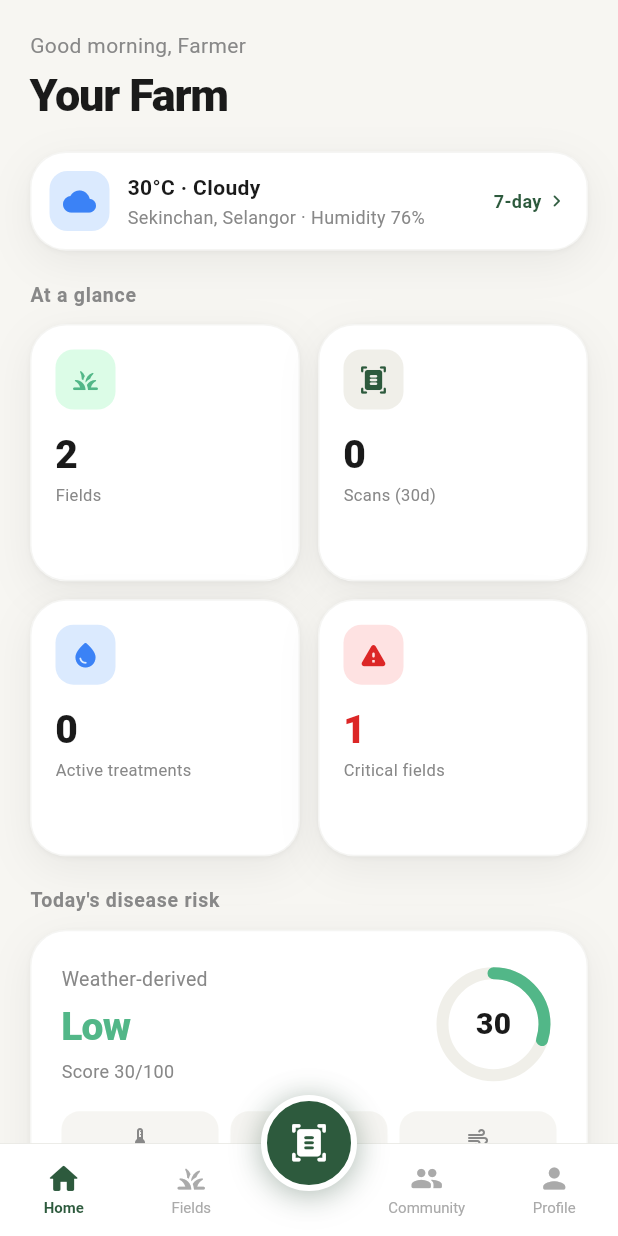
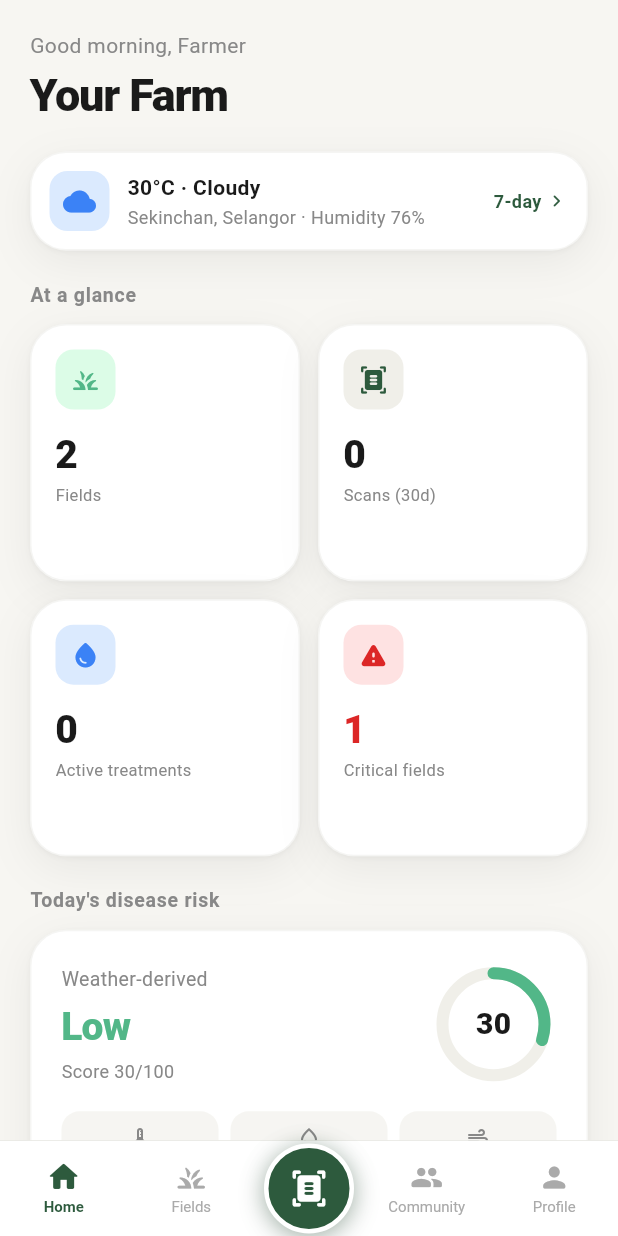
Before and after one commit to fahmireton/InnoGRO, a Flutter app: the screen it shows after launch, on a phone screen of 412 x 824 dp. Run offline on Flutter 3.47's test engine with Material 3 defaults, Android fonts, the phone set to English and light mode, and no system bars; our stand-ins replace image_picker.

Commit message:
Fix scan button centering and implement dark/light mode
- Center scan button within nav bar (not floating above)
- Add BuildContext extension for theme-aware colors
- Add dark mode color constants (darkSecondary, darkBorder, etc.)
- Update all 13 screens to use context.bg/card/secondary/border
- Nav bar uses context.card/border for dark mode support

```diff
--- a/lib/screens/home_screen.dart
+++ b/lib/screens/home_screen.dart
@@ -56,7 +56,7 @@ class _HomeScreenState extends State<HomeScreen> with SingleTickerProviderStateM
   @override
   Widget build(BuildContext context) {
     return Scaffold(
-      backgroundColor: AppColors.bg,
+      backgroundColor: context.bg,
       body: SafeArea(
         child: ListView(
           padding: const EdgeInsets.only(bottom: 120),
@@ -154,10 +154,10 @@ class _Section extends StatelessWidget {
 
 // ── Card helper ──────────────────────────────────────────────────────────────
 
-BoxDecoration _cardDecoration({double radius = 24}) => BoxDecoration(
-  color: Colors.white,
+BoxDecoration _cardDecoration(BuildContext context, {double radius = 24}) => BoxDecoration(
+  color: context.card,
   borderRadius: BorderRadius.circular(radius),
-  border: Border.all(color: AppColors.border.withValues(alpha: 0.4)),
+  border: Border.all(color: context.border.withValues(alpha: 0.4)),
   boxShadow: [
     BoxShadow(color: Colors.black.withValues(alpha: 0.04), blurRadius: 2, offset: const Offset(0, 1)),
     BoxShadow(color: Colors.black.withValues(alpha: 0.06), blurRadius: 24, offset: const Offset(0, 8)),
@@ -173,7 +173,7 @@ class _WeatherCard extends StatelessWidget {
       onTap: () => Navigator.push(context, slideRoute(const WeatherDetailScreen())),
       child: Container(
         padding: const EdgeInsets.all(12),
-        decoration: _cardDecoration(),
+        decoration: _cardDecoration(context),
         child: Row(children: [
           Container(
             width: 40, height: 40,
@@ -223,7 +223,7 @@ class _GlanceGrid extends StatelessWidget {
       childAspectRatio: 1.05,
       children: items.map((item) => Container(
         padding: const EdgeInsets.all(16),
-        decoration: _cardDecoration(),
+        decoration: _cardDecoration(context),
         child: Column(crossAxisAlignment: CrossAxisAlignment.start, children: [
           Container(
             width: 40, height: 40,
@@ -267,7 +267,7 @@ class _DiseaseRiskCard extends StatelessWidget {
   Widget build(BuildContext context) {
     return Container(
       padding: const EdgeInsets.all(20),
-      decoration: _cardDecoration(),
+      decoration: _cardDecoration(context),
       child: Column(children: [
         Row(children: [
           Expanded(child: Column(crossAxisAlignment: CrossAxisAlignment.start, children: [
@@ -285,21 +285,21 @@ class _DiseaseRiskCard extends StatelessWidget {
         ]),
         const SizedBox(height: 16),
         Row(children: [
-          Expanded(child: _mini(Icons.thermostat_rounded, '30°', 'Temp')),
+          Expanded(child: _mini(context, Icons.thermostat_rounded, '30°', 'Temp')),
           const SizedBox(width: 8),
-          Expanded(child: _mini(Icons.water_drop_outlined, '76%', 'Humidity')),
+          Expanded(child: _mini(context, Icons.water_drop_outlined, '76%', 'Humidity')),
           const SizedBox(width: 8),
-          Expanded(child: _mini(Icons.air_rounded, '9 km/h', 'Wind')),
+          Expanded(child: _mini(context, Icons.air_rounded, '9 km/h', 'Wind')),
         ]),
       ]),
     );
   }
 
-  Widget _mini(IconData icon, String value, String label) {
+  Widget _mini(BuildContext context, IconData icon, String value, String label) {
     return Container(
       padding: const EdgeInsets.symmetric(vertical: 10, horizontal: 4),
       decoration: BoxDecoration(
-        color: AppColors.secondary.withValues(alpha: 0.6),
+        color: context.secondary.withValues(alpha: 0.6),
         borderRadius: BorderRadius.circular(12),
       ),
       child: Column(children: [
@@ -324,7 +324,7 @@ class _RiskRing extends StatelessWidget {
     return SizedBox(
       width: 84, height: 84,
       child: CustomPaint(
-        painter: _RingPainter(score / 100, color),
+        painter: _RingPainter(score / 100, color, context.secondary),
         child: Center(
           child: Text('$score',
             style: const TextStyle(fontSize: 20, fontWeight: FontWeight.w800,
@@ -338,14 +338,15 @@ class _RiskRing extends StatelessWidget {
 class _RingPainter extends CustomPainter {
   final double progress;
   final Color color;
-  _RingPainter(this.progress, this.color);
+  final Color trackColor;
+  _RingPainter(this.progress, this.color, this.trackColor);
 
   @override
   void paint(Canvas canvas, Size size) {
     final center = Offset(size.width / 2, size.height / 2);
     final radius = size.width / 2 - 8;
     final trackPaint = Paint()
-      ..color = AppColors.secondary
+      ..color = trackColor
       ..strokeWidth = 8
       ..style = PaintingStyle.stroke
       ..strokeCap = StrokeCap.round;
@@ -425,7 +426,7 @@ class _EmptyScanCard extends StatelessWidget {
   Widget build(BuildContext context) {
     return Container(
       padding: const EdgeInsets.symmetric(vertical: 32, horizontal: 20),
-      decoration: _cardDecoration(),
+      decoration: _cardDecoration(context),
       child: Column(children: [
         Icon(Icons.document_scanner_rounded, size: 32, color: AppColors.textSecondary.withValues(alpha: 0.5)),
         const SizedBox(height: 8),
@@ -446,7 +447,7 @@ class _AlertsCard extends StatelessWidget {
       onTap: () => Navigator.push(context, slideRoute(const AlertsScreen())),
       child: Container(
         padding: const EdgeInsets.all(12),
-        decoration: _cardDecoration(),
+        decoration: _cardDecoration(context),
         child: const Row(children: [
           Expanded(child: Text("All clear. We'll notify you of risks.",
             style: TextStyle(fontSize: 13, color: AppColors.textSecondary))),
@@ -483,13 +484,13 @@ class _ExploreGrid extends StatelessWidget {
         onTap: item.$3,
         child: Container(
           padding: const EdgeInsets.all(16),
-          decoration: _cardDecoration(),
+          decoration: _cardDecoration(context),
           child: Column(crossAxisAlignment: CrossAxisAlignment.start,
             mainAxisAlignment: MainAxisAlignment.spaceBetween, children: [
             Container(
               width: 40, height: 40,
               decoration: BoxDecoration(
-                color: AppColors.secondary,
+                color: context.secondary,
                 borderRadius: BorderRadius.circular(12),
               ),
               child: Icon(item.$1, color: AppColors.primary, size: 20),
--- a/lib/screens/shell.dart
+++ b/lib/screens/shell.dart
@@ -32,7 +32,7 @@ class _AppShellState extends State<AppShell> {
     ];
 
     return Scaffold(
-      backgroundColor: AppColors.bg,
+      backgroundColor: context.bg,
       body: Stack(
         children: [
           IndexedStack(index: _index, children: screens),
@@ -54,43 +54,34 @@ class _BottomNav extends StatelessWidget {
   @override
   Widget build(BuildContext context) {
     final bottomPad = MediaQuery.of(context).padding.bottom;
-    // Total height = 32px (half of 64px scan button) + 64px nav + safe area
-    // Scan button center sits at the top border of the nav bar
-    const navH = 62.0;
-    const scanR = 32.0; // half of 64px scan button
+    const navH = 64.0;
 
-    return SizedBox(
-      height: scanR + navH + bottomPad,
+    return Container(
+      height: navH + bottomPad,
+      decoration: BoxDecoration(
+        color: context.card,
+        border: Border(top: BorderSide(color: context.border, width: 0.5)),
+      ),
       child: Stack(
-        clipBehavior: Clip.none,
         children: [
-          // Nav bar background
-          Positioned(
-            bottom: 0, left: 0, right: 0,
-            child: Container(
-              height: navH + bottomPad,
+          // Nav items row
+          Positioned.fill(
+            child: Padding(
               padding: EdgeInsets.only(bottom: bottomPad),
-              decoration: const BoxDecoration(
-                color: Colors.white,
-                border: Border(
-                  top: BorderSide(color: AppColors.border, width: 0.5),
-                ),
-              ),
               child: Row(
                 children: [
-                  _item(0, Icons.home_rounded, 'Home'),
-                  _item(1, Icons.grass_rounded, 'Fields'),
-                  // Space for floating scan button
+                  _item(context, 0, Icons.home_rounded, 'Home'),
+                  _item(context, 1, Icons.grass_rounded, 'Fields'),
                   const SizedBox(width: 72),
-                  _item(3, Icons.people_rounded, 'Community'),
-                  _item(4, Icons.person_rounded, 'Profile'),
+                  _item(context, 3, Icons.people_rounded, 'Community'),
+                  _item(context, 4, Icons.person_rounded, 'Profile'),
                 ],
               ),
             ),
           ),
-          // Floating scan button — center aligns with nav top border
+          // Scan button — centered in nav content area
           Positioned(
-            top: 0, left: 0, right: 0,
+            top: 0, bottom: bottomPad, left: 0, right: 0,
             child: Center(
               child: GestureDetector(
                 onTap: () {
@@ -98,29 +89,25 @@ class _BottomNav extends StatelessWidget {
                   onTap(2);
                 },
                 child: Container(
-                  width: 64, height: 64,
+                  width: 60, height: 60,
                   decoration: BoxDecoration(
                     color: AppColors.primary,
                     shape: BoxShape.circle,
-                    border: Border.all(color: Colors.white, width: 4),
+                    border: Border.all(color: context.card, width: 3),
                     boxShadow: [
                       BoxShadow(
-                        color: Colors.black.withValues(alpha: 0.1),
-                        blurRadius: 20,
+                        color: Colors.black.withValues(alpha: 0.12),
+                        blurRadius: 16,
                         offset: const Offset(0, 4),
                       ),
                       BoxShadow(
-                        color: AppColors.primary.withValues(alpha: 0.3),
-                        blurRadius: 16,
+                        color: AppColors.primary.withValues(alpha: 0.35),
+                        blurRadius: 12,
                         offset: const Offset(0, 2),
                       ),
                     ],
                   ),
-                  child: Icon(
-                    Icons.document_scanner_rounded,
-                    color: Colors.white,
-                    size: 27,
-                  ),
+                  child: const Icon(Icons.document_scanner_rounded, color: Colors.white, size: 26),
                 ),
               ),
             ),
@@ -130,8 +117,9 @@ class _BottomNav extends StatelessWidget {
     );
   }
 
-  Widget _item(int index, IconData icon, String label) {
+  Widget _item(BuildContext context, int index, IconData icon, String label) {
     final selected = currentIndex == index;
+    final inactive = context.isDark ? const Color(0xFF6A6A6A) : const Color(0xFFAAAAAA);
     return Expanded(
       child: GestureDetector(
         behavior: HitTestBehavior.opaque,
@@ -143,11 +131,8 @@ class _BottomNav extends StatelessWidget {
               scale: selected ? 1.1 : 1.0,
               duration: const Duration(milliseconds: 200),
               curve: Curves.easeOut,
-              child: Icon(
-                icon,
-                size: 22,
-                color: selected ? AppColors.primary : const Color(0xFFAAAAAA),
-              ),
+              child: Icon(icon, size: 22,
+                color: selected ? AppColors.primary : inactive),
             ),
             const SizedBox(height: 3),
             AnimatedDefaultTextStyle(
@@ -155,7 +140,7 @@ class _BottomNav extends StatelessWidget {
               style: TextStyle(
                 fontSize: 10,
                 fontWeight: selected ? FontWeight.w700 : FontWeight.w400,
-                color: selected ? AppColors.primary : const Color(0xFFAAAAAA),
+                color: selected ? AppColors.primary : inactive,
               ),
               child: Text(label),
             ),
--- a/lib/theme.dart
+++ b/lib/theme.dart
@@ -17,16 +17,16 @@ class AppColors {
   static const red = Color(0xFFDC2626);
   static const redLight = Color(0xFFFEE2E2);
 
-  // Backgrounds
-  static const bg = Color(0xFFF7F6F2);        // page background
-  static const secondary = Color(0xFFF0EFE9); // secondary container bg
+  // Backgrounds — light
+  static const bg = Color(0xFFF7F6F2);
+  static const secondary = Color(0xFFF0EFE9);
   static const card = Colors.white;
 
-  // Text
+  // Text — light
   static const textPrimary = Color(0xFF1A1A1A);
   static const textSecondary = Color(0xFF888888);
 
-  // Border
+  // Border — light
   static const border = Color(0xFFE5E5E0);
   static const divider = Color(0xFFEEEEEE);
 
@@ -35,8 +35,22 @@ class AppColors {
   static const shadowLg = Color(0x1A000000);
 
   // Dark mode
-  static const darkBg = Color(0xFF0D1F0F);
-  static const darkCard = Color(0xFF1A2E1C);
+  static const darkBg = Color(0xFF0D1A10);
+  static const darkCard = Color(0xFF162318);
+  static const darkSecondary = Color(0xFF1E2E20);
+  static const darkBorder = Color(0xFF2A3D2C);
+  static const darkTextPrimary = Color(0xFFEEEEEE);
+  static const darkTextSecondary = Color(0xFF9A9A9A);
+}
+
+extension AppTheme on BuildContext {
+  bool get isDark => Theme.of(this).brightness == Brightness.dark;
+  Color get bg => isDark ? AppColors.darkBg : AppColors.bg;
+  Color get card => isDark ? AppColors.darkCard : Colors.white;
+  Color get secondary => isDark ? AppColors.darkSecondary : AppColors.secondary;
+  Color get border => isDark ? AppColors.darkBorder : AppColors.border;
+  Color get textPrimary => isDark ? AppColors.darkTextPrimary : AppColors.textPrimary;
+  Color get textSecondary => isDark ? AppColors.darkTextSecondary : AppColors.textSecondary;
 }
 
 // ios-shadow: 0 1px 2px rgba(0,0,0,0.04), 0 8px 24px rgba(0,0,0,0.06)
```
Also changed, not shown: lib/screens/add_field_screen.dart (+7 -7 lines), lib/screens/alerts_screen.dart (+12 -12 lines), lib/screens/community_screen.dart (+33 -33 lines), lib/screens/economic_tools_screen.dart (+25 -25 lines), lib/screens/field_detail_screen.dart (+27 -27 lines), lib/screens/fields_screen.dart (+4 -4 lines), lib/screens/knowledge_hub_screen.dart (+10 -10 lines), lib/screens/profile_screen.dart (+18 -18 lines), lib/screens/result_screen.dart (+24 -21 lines), lib/screens/scan_screen.dart (+16 -16 lines), lib/screens/weather_detail_screen.dart (+24 -23 lines).
